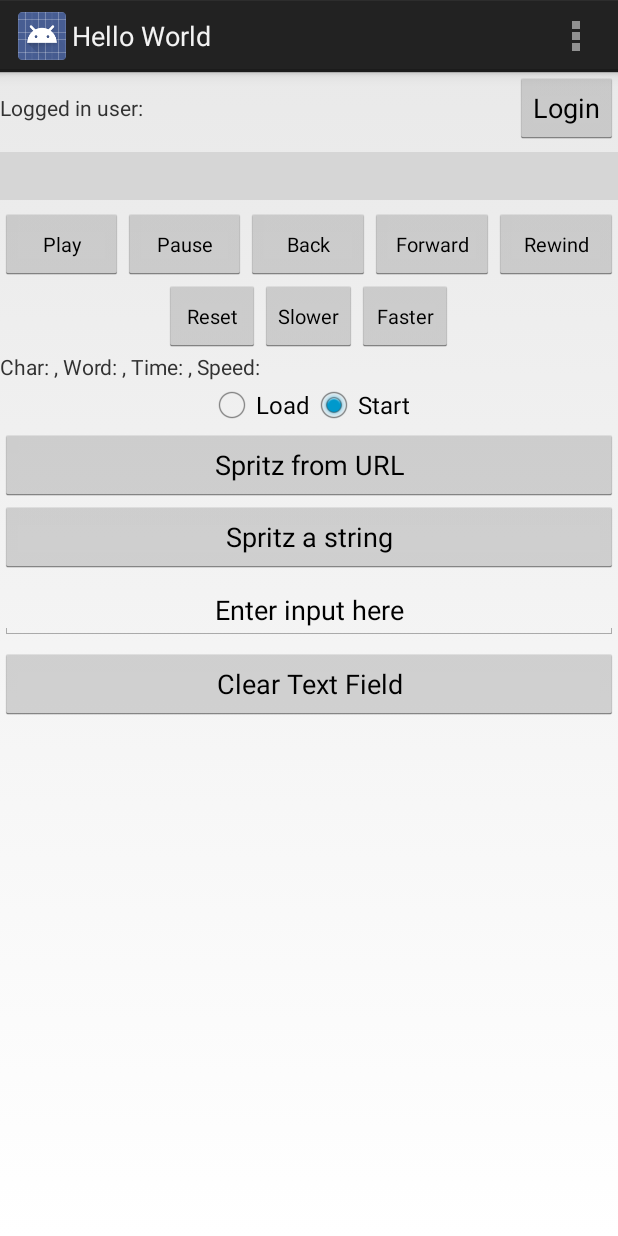
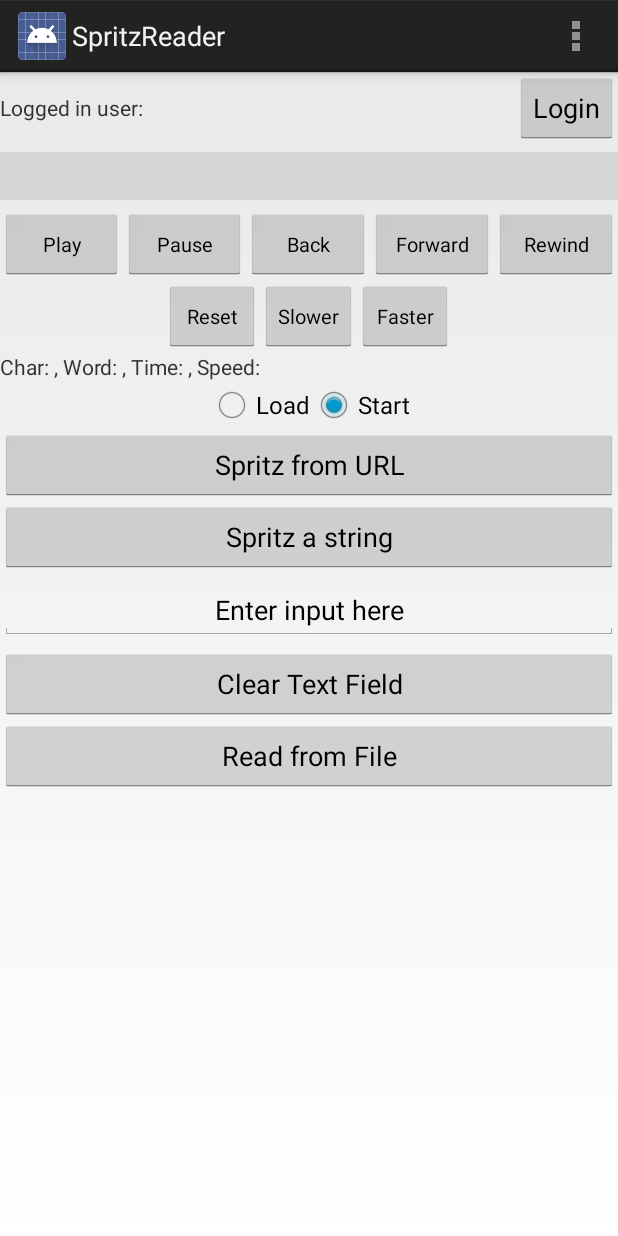
Before and after one commit to tfarrell1993/SpritzStuff, an Android app: the screen it shows after launch (MainActivity), on a phone screen of 412 x 824 dp. Run offline under Robolectric (Android 15) with nearby library versions, the phone set to English and light mode, and no system bars; plain views replace SpritzBaseView; pictures from the network do not load; 11 statements that could not run were skipped; grey boxes are pictures that could not be loaded.

Commit message:
Added Spritzing from Text File
Text file in question is currently hard-coded, still need to implement
choosing files and file navigation.

```diff
--- a/HelloWorld/src/main/AndroidManifest.xml
+++ b/HelloWorld/src/main/AndroidManifest.xml
@@ -4,6 +4,7 @@
 
     <uses-permission android:name="android.permission.INTERNET" />
     <uses-permission android:name="android.permission.ACCESS_NETWORK_STATE"/>
+    <uses-permission android:name="android.permission.READ_EXTERNAL_STORAGE"/>
 
     <application
         android:name="com.spritzinc.android.sdk.sample.helloworld.Application"
--- a/HelloWorld/src/main/gen/com/spritzinc/android/sdk/sample/helloworld/R.java
+++ b/HelloWorld/src/main/gen/com/spritzinc/android/sdk/sample/helloworld/R.java
@@ -57,6 +57,7 @@ public final class R {
     }
     public static final class string {
         public static final int activity_main_btnClear_text=0x7f050008;
+        public static final int activity_main_btnFileRead_text=0x7f050009;
         public static final int activity_main_btnHelloApp_text=0x7f050005;
         public static final int activity_main_btnHelloWeb2_text=0x7f050004;
         public static final int activity_main_btnHelloWeb_text=0x7f050003;
--- a/HelloWorld/src/main/java/com/spritzinc/android/sdk/sample/helloworld/MainActivity.java
+++ b/HelloWorld/src/main/java/com/spritzinc/android/sdk/sample/helloworld/MainActivity.java
@@ -1,4 +1,6 @@
 package com.spritzinc.android.sdk.sample.helloworld;
+//import org.apache.pdfbox.pdmodel.*;
+//import org.apache.pdfbox.util.*;
 
 import com.spritzinc.android.sdk.sample.helloworld.R;
 import android.app.Activity;
@@ -8,6 +10,7 @@ import android.content.DialogInterface;
 import android.content.Intent;
 import android.content.SharedPreferences;
 import android.os.Bundle;
+import android.os.Environment;
 import android.view.KeyEvent;
 import android.view.LayoutInflater;
 import android.view.Menu;
@@ -33,6 +36,8 @@ import com.spritzinc.android.sdk.view.SpritzBaseView;
 import com.spritzinc.android.sdk.view.SpritzControlView;
 
 import java.util.Locale;
+import java.io.*;
+import java.lang.*;
 
 public class MainActivity extends Activity implements SpritzSDK.LoginEventListener,
 		SpritzSDK.LoginStatusChangeListener {
@@ -70,6 +75,62 @@ public class MainActivity extends Activity implements SpritzSDK.LoginEventListen
 	private Button resetButton;
 	private Button slowerButton;
 	private Button fasterButton;
+
+	private File sdCard;
+	private File testFile;
+	private String fileString;
+
+	private void filePopulate(File sdCard) { /*
+		int i = 0;
+		String filePath = "";
+		if (sdCard != null) {
+			while (i != sdCard.length) {
+				filePath = sdCard[i].getAbsolutePath();
+				if (sdCard[i].isDirectory()) {
+					File temp[] = sdCard[i].listFiles();
+					filePopulate(temp);
+				}
+
+			}
+		} */
+		testFile = new File(sdCard, "test.txt");
+		Log.v("Terence", sdCard.getAbsolutePath());
+		Log.v("Terence", testFile.getAbsolutePath());
+		if (!testFile.exists()) {
+			Log.v("Terence", "File doesn't even exist, dumbass");
+		}
+		if (!testFile.canRead()) {
+			Log.v("Terence", "File's broken, dumbass");
+		}
+		StringBuilder builder = new StringBuilder();
+		try {
+			BufferedReader tempBr = new BufferedReader(new FileReader(testFile));
+			String line;
+			while ((line = tempBr.readLine()) != null) {
+				builder.append(line);
+				builder.append('\n');
+			}
+		}
+		catch (IOException e) {
+			Log.v("Terence", e.toString());
+			// Fill this in when I know what I'm doing lololol
+		}
+		fileString = builder.toString();
+		/*StringBuilder tempStr = new StringBuilder();
+		try {
+			BufferedReader tempBr = new BufferedReader(new FileReader(testFile));
+			String line;
+			while ((line = tempBr.readLine()) != null) {
+				tempStr.append(line);
+				tempStr.append('\n');
+			}
+			fileString = tempStr.toString();
+		}
+		catch (IOException e) {
+			// Fill this in when I know what I'm doing lololol
+		}*/
+		Log.v("Terence", "Thing is doing! " + fileString + " is the string.");
+	}
 
 	/* Public Static Methods */
 	public static void startActivity(Context context, int viewType) {
@@ -126,6 +187,11 @@ public class MainActivity extends Activity implements SpritzSDK.LoginEventListen
     }
     public void onBtnClearClick(View view) {
     	inputField.setText("");
+    }
+    public void onBtnFileReadClick(View view) {
+    	SimpleSpritzSource source = new SimpleSpritzSource(fileString, new Locale("en, US"));
+
+    	spritz(source);
     }
 	public void onBtnLoginClick(View view) {
 		SpritzSDK sdk = SpritzSDK.getInstance();
@@ -262,6 +328,11 @@ public class MainActivity extends Activity implements SpritzSDK.LoginEventListen
 		fasterButton = (Button) findViewByID(R.id.btnFaster);
 
 		// ** End weird button shit */
+		Log.v("Terence", "Do the thing");
+		sdCard = Environment.getExternalStorageDirectory();
+		filePopulate(sdCard);
+		Log.v("Terence", "Thing should have been done.");
+
 		final int argViewType = getIntent().getIntExtra(EXTRA_VIEW_TYPE, -1);
 		final SharedPreferences prefs = getSharedPrefs();
 		final int savedViewType = prefs.getInt(PREF_VIEW_TYPE, VIEW_TYPE_BASE);
@@ -477,4 +548,5 @@ public class MainActivity extends Activity implements SpritzSDK.LoginEventListen
 			btnLogin.setText(getResources().getString(R.string.activity_main_logout));
 		}
 	}
+
 }
--- a/HelloWorld/src/main/res/layout/activity_main.xml
+++ b/HelloWorld/src/main/res/layout/activity_main.xml
@@ -197,6 +197,12 @@
             android:onClick="onBtnClearClick"
             android:text="@string/activity_main_btnClear_text" />
 
+        <Button
+            android:layout_width="match_parent"
+            android:layout_height="wrap_content"
+            android:onClick="onBtnFileReadClick"
+            android:text="@string/activity_main_btnFileRead_text" />
+
     </LinearLayout>
 
 </ScrollView>
--- a/HelloWorld/src/main/res/values/strings.xml
+++ b/HelloWorld/src/main/res/values/strings.xml
@@ -12,10 +12,12 @@
 
     <string name="activity_main_btnHelloApp_text">Spritz via local engine</string>
 
-    <string name="app_name">Hello World</string>
+    <string name="app_name">SpritzReader</string>
 
     <string name="edit_text">Enter input here</string>
 
     <string name="activity_main_btnClear_text">Clear Text Field</string>
 
+    <string name="activity_main_btnFileRead_text">Read from File</string>
+
 </resources>
--- a/build.gradle
+++ b/build.gradle
@@ -1,5 +1,8 @@
 // Top-level build file where you can add configuration options common to all sub-projects/modules.
+apply plugin: 'java'
+
 allprojects {
+
     repositories {
         mavenCentral()
         maven {
@@ -7,7 +10,9 @@ allprojects {
         }
     }
 }
-
+dependencies {
+	compile 'org.apache.pdfbox:pdfbox:1.8.6'
+}
 task wrapper(type: Wrapper) {
     gradleVersion = '1.11'
 }
```
Also changed, not shown: 3 other files.
